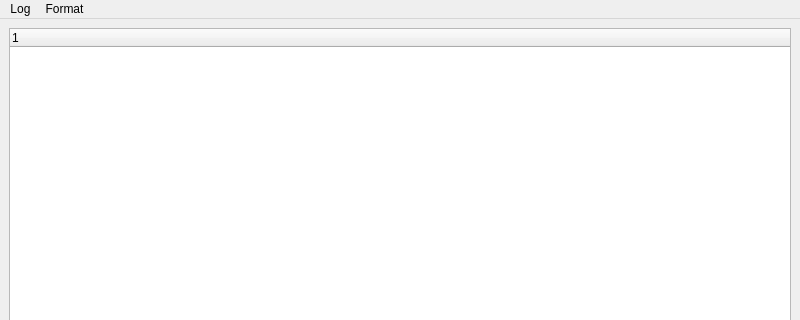
Qt form src/MainWindow.ui (DonRumata710/LogManager) before a commit; both pictures show x 0 to 800 and y 0 to 320 of the 800 by 600 pixel window.
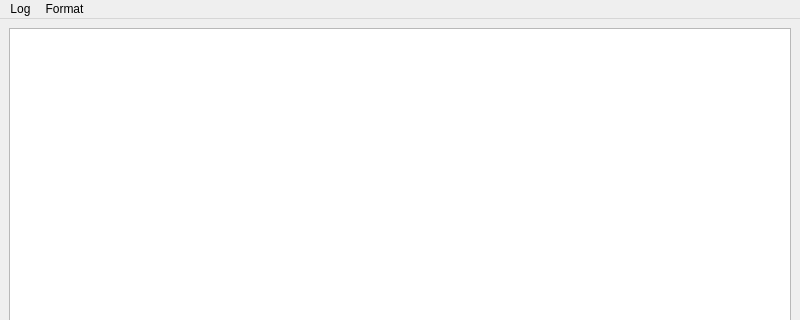
The same form after that commit.

Patch:
```diff
--- a/src/MainWindow.ui
+++ b/src/MainWindow.ui
@@ -16,13 +16,7 @@
   <widget class="QWidget" name="centralwidget">
    <layout class="QVBoxLayout" name="verticalLayout">
     <item>
-     <widget class="QTreeWidget" name="treeWidget">
-      <column>
-       <property name="text">
-        <string notr="true">1</string>
-       </property>
-      </column>
-     </widget>
+     <widget class="QTableView" name="tableView"/>
     </item>
    </layout>
   </widget>
```
Left out of the diff: 13 changed lines with no effect on the pictures.
